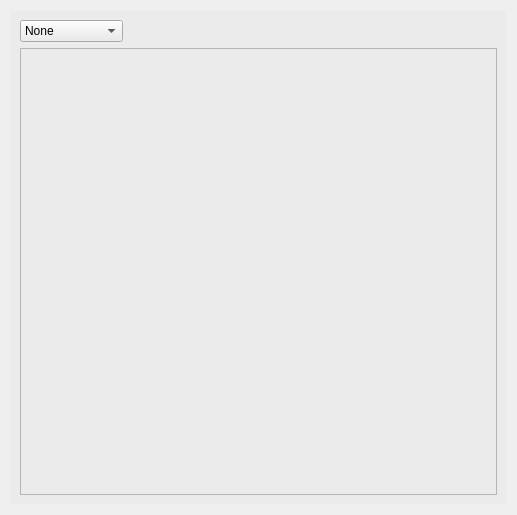
Above: src/edcon/gui/ui/processdata_tab.ui from Festo-se/festo-edcon before the change. Below: the same form after it.
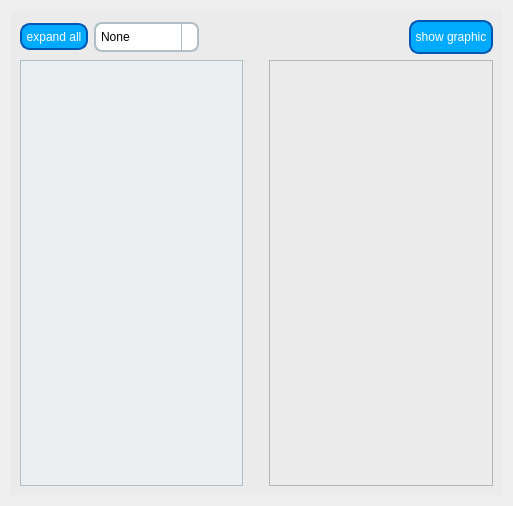
That is the form after the change. Icons and pictures are not drawn.

Commit message: styles for tabs

The edit to the form file:
```diff
--- a/src/edcon/gui/ui/processdata_tab.ui
+++ b/src/edcon/gui/ui/processdata_tab.ui
@@ -6,8 +6,8 @@
    <rect>
     <x>0</x>
     <y>0</y>
-    <width>517</width>
-    <height>515</height>
+    <width>513</width>
+    <height>506</height>
    </rect>
   </property>
   <property name="windowTitle">
@@ -34,8 +34,66 @@
        <layout class="QVBoxLayout" name="verticalLayout">
         <item>
          <layout class="QHBoxLayout" name="horizontalLayout">
+          <item>
+           <widget class="QToolButton" name="expand_button">
+            <property name="styleSheet">
+             <string notr="true">QToolButton {
+    background-color: rgb(0, 170, 255);
+    color: white; /* Weiße Schrift */
+    border-style: solid;
+    border-width: 2px;
+    border-radius: 10px; /* Abgerundete Ecken */
+    border-color: #0056b3; /* Dunkleres Blau für den Rand */
+
+    min-width: 40px; /* Minimale Breite des Buttons */
+    min-height: 20px; /* Minimale Höhe des Buttons */
+}
+
+QToolButton:hover {
+    background-color: #0056b3; /* Dunkleres Blau beim Darüberfahren */
+}
+
+QToolButton:pressed {
+    background-color: #004099; /* Noch dunkleres Blau beim Klicken */
+}
+</string>
+            </property>
+            <property name="text">
+             <string>expand all</string>
+            </property>
+           </widget>
+          </item>
           <item>
            <widget class="QComboBox" name="comboBox">
+            <property name="styleSheet">
+             <string notr="true">QComboBox {
+    border: 2px solid #B0BEC5; /* Grauer Rand */
+    border-radius: 8px; /* Abgerundete Ecken */
+    padding: 5px; /* Abstand innen */
+    background-color: white; /* Hellgrauer Hintergrund */
+	font: 10pt &quot;MS Shell Dlg 2&quot;;
+}
+
+QComboBox:hover {
+    border-color: #78909C; /* Dunklerer Rand beim Hover */
+}
+
+QComboBox::drop-down {
+    subcontrol-origin: padding;
+    subcontrol-position: top right; /* Position des Dropdown-Pfeils */
+    border-left-width: 1px; /* Linie zwischen Text und Dropdown-Pfeil */
+    border-left-color: #B0BEC5; /* Farbe der Linie zwischen Text und Dropdown-Pfeil */
+    border-left-style: solid; /* Stil der Linie zwischen Text und Dropdown-Pfeil */
+}
+
+QComboBox QAbstractItemView {
+    border: 2px solid #B0BEC5; /* Rand der Dropdown-Liste */
+    selection-background-color: #78909C; /* Hintergrundfarbe für ausgewähltes Item */
+    color: #37474F; /* Textfarbe */
+    background-color: #ECEFF1; /* Hintergrundfarbe */
+    padding: 10px; /* Abstand */
+}</string>
+            </property>
             <item>
              <property name="text">
               <string>None</string>
@@ -63,6 +121,13 @@
             </item>
            </widget>
           </item>
+          <item>
+           <widget class="QLabel" name="label_fault_string">
+            <property name="text">
+             <string/>
+            </property>
+           </widget>
+          </item>
           <item>
            <spacer name="horizontalSpacer">
             <property name="orientation">
@@ -76,12 +141,126 @@
             </property>
            </spacer>
           </item>
+          <item>
+           <widget class="QPushButton" name="button_show_graphicview">
+            <property name="styleSheet">
+             <string notr="true">QPushButton {
+    background-color: rgb(0, 170, 255);
+    color: white; /* Weiße Schrift */
+    border-style: solid;
+    border-width: 2px;
+    border-radius: 10px; /* Abgerundete Ecken */
+    border-color: #0056b3; /* Dunkleres Blau für den Rand */
+
+    min-width: 80px; /* Minimale Breite des Buttons */
+    min-height: 30px; /* Minimale Höhe des Buttons */
+}
+
+QPushButton:hover {
+    background-color: #0056b3; /* Dunkleres Blau beim Darüberfahren */
+}
+
+QPushButton:pressed {
+    background-color: #004099; /* Noch dunkleres Blau beim Klicken */
+}</string>
+            </property>
+            <property name="text">
+             <string>show graphic</string>
+            </property>
+           </widget>
+          </item>
          </layout>
         </item>
+       </layout>
+      </item>
+      <item>
+       <layout class="QHBoxLayout" name="horizontalLayout_4">
         <item>
          <widget class="QTreeView" name="treeView">
+          <property name="maximumSize">
+           <size>
+            <width>16777215</width>
+            <height>16777215</height>
+           </size>
+          </property>
           <property name="styleSheet">
-           <string notr="true"/>
+           <string notr="true">QTreeView {
+    border: 1px solid #B0BEC5; /* Grauer Rand für den gesamten View */
+    background-color: #ECEFF1; /* Helle Hintergrundfarbe */
+    color: #37474F; /* Dunkelgraue Schriftfarbe */
+    alternate-background-color: #CFD8DC; /* Alternierende Zeilenfarbe */
+}
+
+QTreeView::item {
+    border-bottom: 1px solid #B0BEC5; /* Feiner Linienstil zwischen den Elementen */
+    padding: 4px;
+    background-color: transparent;
+    color: #37474F;
+}
+
+QTreeView::item:selected {
+    background-color: rgb(0, 170, 255); /* Hervorhebungs-Farbe bei Auswahl */
+    color: white;
+}
+
+QTreeView::item:selected:active {
+    background-color: rgb(0, 170, 255); /* Hervorhebungsfarbe bei aktiver Auswahl */
+    color: white;
+}
+
+QTreeView::item:selected:!active {
+    background-color:rgb(0, 170, 255);
+    color: white;
+}
+
+QHeaderView::section {
+    background-color: #CFD8DC; /* Hintergrundfarbe der Header */
+    padding: 4px;
+    border-top: 1px solid #B0BEC5; /* Top-Border der Header */
+    border-bottom: 1px solid #B0BEC5; /* Bottom-Border der Header */
+    border-right: 1px solid #B0BEC5; /* Right-Border zwischen Headern */
+    color: #37474F; /* Schriftfarbe der Header */
+    font-weight: bold; /* Fettschrift für die Header-Titel */
+    font-size: 12px; /* Schriftgröße */
+}
+
+/* Anpassung der Scrollbars wie im TableView */
+QScrollBar:vertical {
+    background: #ECEFF1;
+    width: 10px;
+    margin: 15px 0 15px 0;
+    border: 1px solid #B0BEC5;
+}
+
+QScrollBar::handle:vertical {
+    background: #CFD8DC;
+    min-height: 20px;
+}
+
+QScrollBar::handle:vertical:hover {
+    background: #B0BEC5;
+}
+
+QScrollBar::sub-line:vertical {
+    margin: 3px 0 3px 0;
+    border-image: url(:/icons/up_arrow.png); /* Pfeil nach oben */
+    height: 10px;
+    subcontrol-position: top;
+    subcontrol-origin: margin;
+}
+
+QScrollBar::add-line:vertical {
+    margin: 3px 0 3px 0;
+    border-image: url(:/icons/down_arrow.png); /* Pfeil nach unten */
+    height: 10px;
+    subcontrol-position: bottom;
+    subcontrol-origin: margin;
+}
+
+QScrollBar::add-page:vertical, QScrollBar::sub-page:vertical {
+    background: none;
+}
+</string>
           </property>
           <property name="textElideMode">
            <enum>Qt::ElideRight</enum>
@@ -112,6 +291,26 @@
           </property>
          </widget>
         </item>
+        <item>
+         <layout class="QVBoxLayout" name="verticalLayout_4">
+          <item>
+           <spacer name="verticalSpacer">
+            <property name="orientation">
+             <enum>Qt::Vertical</enum>
+            </property>
+            <property name="sizeHint" stdset="0">
+             <size>
+              <width>20</width>
+              <height>40</height>
+             </size>
+            </property>
+           </spacer>
+          </item>
+         </layout>
+        </item>
+        <item>
+         <widget class="QGraphicsView" name="graphicsView"/>
+        </item>
        </layout>
       </item>
      </layout>
```
Left out of the diff: 2 changed lines with no effect on the pictures. The commit also changes 3 other files.
